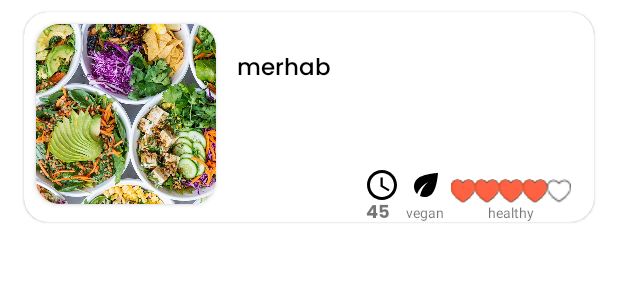
After one commit to yunuserbek/FoodWorld, an Android app: the layout item_menu.xml on its own in the app's theme, with its tools: preview values and no code run, on a phone screen of 412 x 824 dp. The commit adds this screen. Shown: the top 300 px of the screen. Run offline under Robolectric (Android 15) with nearby library versions, the phone set to English and light mode, and no system bars; network calls fail.

Commit message:
new features added

```diff
--- a/app/src/main/java/com/food/foodworld/ui/Category/CategoryAdapter.kt
+++ b/app/src/main/java/com/food/foodworld/ui/Category/CategoryAdapter.kt
@@ -1,15 +1,22 @@
 package com.food.foodworld.ui.Category
 
 
+import android.graphics.PorterDuff
+import android.graphics.drawable.Drawable
 import android.view.LayoutInflater
 import android.view.ViewGroup
+import android.widget.ImageView
+import androidx.core.content.ContextCompat
+import androidx.core.graphics.drawable.DrawableCompat
 import androidx.paging.PagingDataAdapter
 import androidx.recyclerview.widget.DiffUtil
-import androidx.recyclerview.widget.ListAdapter
 import androidx.recyclerview.widget.RecyclerView
 import com.bumptech.glide.Glide
 import com.food.common.model.RandomUIModel
-import com.food.foodworld.databinding.ItemCategoryDetailBinding
+import com.food.foodworld.R
+import com.food.foodworld.databinding.ItemMenuBinding
+import com.food.foodworld.utility.ColorText
+import com.food.foodworld.utility.setColor
 
 class CategoryAdapter() :
     PagingDataAdapter<RandomUIModel, CategoryAdapter.CategoryViewHolder>(DiffCallback) {
@@ -17,7 +24,7 @@ class CategoryAdapter() :
 
     override fun onCreateViewHolder(parent: ViewGroup, viewType: Int): CategoryViewHolder {
         val binding =
-            ItemCategoryDetailBinding.inflate(LayoutInflater.from(parent.context), parent, false)
+            ItemMenuBinding.inflate(LayoutInflater.from(parent.context), parent, false)
         return CategoryViewHolder(binding)
     }
 
@@ -25,11 +32,36 @@ class CategoryAdapter() :
         getItem(position)?.let { holder.bind(it) }
     }
 
-    inner class CategoryViewHolder(private var binding: ItemCategoryDetailBinding) :
+    inner class CategoryViewHolder(private var binding: ItemMenuBinding) :
         RecyclerView.ViewHolder(binding.root) {
 
         fun bind(item: RandomUIModel) {
             Glide.with(binding.root).load(item.image).into(binding.ivRecipe)
+            binding.tvNameRecipe.text = item.title
+            when (item.healthScore) {
+                in 1..24 -> binding.ratingBar.rating = 1f
+                in 25..39 -> binding.ratingBar.rating = 1.5f
+                in 40..44 -> binding.ratingBar.rating = 2f
+                in 45..59 -> binding.ratingBar.rating = 2.5f
+                in 60..64 -> binding.ratingBar.rating = 3f
+                in 65..79 -> binding.ratingBar.rating = 3.5f
+                in 80..84 -> binding.ratingBar.rating = 4f
+                in 85..92 -> binding.ratingBar.rating = 4.5f
+                else -> binding.ratingBar.rating = 5f
+
+            }
+            if (item.vegan){
+                binding.veganIcon.setColor(R.color.green)
+                binding.tvVegan.ColorText(R.color.green)
+            }else{
+                binding.veganIcon.setColor(R.color.gray400)
+                binding.tvVegan.ColorText(R.color.gray400)
+
+            }
+            binding.clockIcon.setColor(R.color.orange)
+            binding.tvClock.text = item.readyInMinutes.toString()
+            binding.tvClock.ColorText(R.color.black)
+
         }
     }
 
@@ -43,4 +75,5 @@ class CategoryAdapter() :
         override fun areContentsTheSame(oldItem: RandomUIModel, newItem: RandomUIModel) =
             oldItem == newItem
     }
+
 }
--- a/app/src/main/java/com/food/foodworld/ui/Category/CategoryFragment.kt
+++ b/app/src/main/java/com/food/foodworld/ui/Category/CategoryFragment.kt
@@ -2,6 +2,7 @@ package com.food.foodworld.ui.Category
 
 import android.os.Bundle
 import android.view.View
+import android.widget.Toast
 import androidx.fragment.app.Fragment
 import androidx.fragment.app.viewModels
 import androidx.lifecycle.lifecycleScope
@@ -31,11 +32,24 @@ class CategoryFragment : Fragment(R.layout.fragment_category) {
     }
 
     private fun collectData() = viewLifecycleOwner.lifecycleScope.launch {
+
         viewModel.category.collect { response ->
+            when(response) {
+                is CategoryUiState.Error -> {
+                    binding.animLoading.gone()
 
+                }
+                is CategoryUiState.Loading -> {
+                    binding.animLoading.visible()
+                }
+                is CategoryUiState.Success -> {
                     binding.animLoading.gone()
                     binding.rv.adapter = categoryAdapter
-                    categoryAdapter.submitData(response)
+                    categoryAdapter.submitData(response.data)
+                }
+            }
+
+
 
 
 
--- /dev/null
+++ b/app/src/main/java/com/food/foodworld/ui/Category/CategoryUiState.kt
@@ -0,0 +1,11 @@
+package com.food.foodworld.ui.Category
+
+import androidx.annotation.StringRes
+import androidx.paging.PagingData
+import com.food.common.model.RandomUIModel
+
+sealed class CategoryUiState {
+    object Loading : CategoryUiState()
+    data class Success(val data: PagingData<RandomUIModel>) : CategoryUiState()
+    data class Error(@StringRes val message: Int) : CategoryUiState()
+}
--- a/app/src/main/java/com/food/foodworld/ui/Category/CategoryVM.kt
+++ b/app/src/main/java/com/food/foodworld/ui/Category/CategoryVM.kt
@@ -2,30 +2,23 @@ package com.food.foodworld.ui.Category
 
 import androidx.lifecycle.ViewModel
 import androidx.lifecycle.viewModelScope
-import androidx.paging.PagingData
 import androidx.paging.cachedIn
-import com.food.common.Resource
-import com.food.common.model.RandomUIModel
 import com.food.domain.usecase.CategoryUseCase
 import dagger.hilt.android.lifecycle.HiltViewModel
-import kotlinx.coroutines.async
-import kotlinx.coroutines.awaitAll
 import kotlinx.coroutines.flow.MutableStateFlow
 import kotlinx.coroutines.flow.asStateFlow
 import kotlinx.coroutines.launch
+import javax.inject.Inject
 
-import javax.inject.Inject
 @HiltViewModel
 class CategoryVM @Inject constructor(private val categoryUseCase: CategoryUseCase) : ViewModel() {
-
-
-    private val _category = MutableStateFlow<PagingData<RandomUIModel>>(PagingData.empty())
-    val category = _category.asStateFlow()
+    private val _category = MutableStateFlow<CategoryUiState>(CategoryUiState.Loading)
+    val category get() = _category.asStateFlow()
 
     fun categoryFood(category:String) =viewModelScope.launch {
-
             categoryUseCase(20,category).cachedIn(viewModelScope).collect {
-                _category.emit(it)
+                _category.value = CategoryUiState.Loading
+                _category.value =CategoryUiState.Success(it)
 
         }
     }
--- a/app/src/main/java/com/food/foodworld/ui/home/HomeVM.kt
+++ b/app/src/main/java/com/food/foodworld/ui/home/HomeVM.kt
@@ -1,9 +1,7 @@
 package com.food.foodworld.ui.home
 
-import android.content.Context
 import androidx.lifecycle.ViewModel
 import androidx.lifecycle.viewModelScope
-import androidx.navigation.NavDirections
 import com.food.common.Resource
 import com.food.common.model.RandomUIModel
 import com.food.domain.model.Menu
--- a/app/src/main/java/com/food/foodworld/utility/Extensions.kt
+++ b/app/src/main/java/com/food/foodworld/utility/Extensions.kt
@@ -1,10 +1,13 @@
 package com.food.foodworld.utility
 
 import android.content.Context
+import android.graphics.PorterDuff
 import android.graphics.drawable.Drawable
 import android.view.View
 import android.widget.ImageView
+import android.widget.TextView
 import android.widget.Toast
+import androidx.core.content.ContextCompat
 import androidx.swiperefreshlayout.widget.CircularProgressDrawable
 import com.bumptech.glide.Glide
 import com.bumptech.glide.load.engine.DiskCacheStrategy
@@ -35,3 +38,10 @@ fun View.gone() {
 fun View.visible() {
     visibility = View.VISIBLE
 }
+//imageview render color
+fun ImageView.setColor(colorResId: Int) {
+    setColorFilter(ContextCompat.getColor(context, colorResId), PorterDuff.Mode.SRC_IN)
+}
+fun TextView.ColorText(colorResId: Int) {
+    setTextColor(ContextCompat.getColor(context, colorResId))
+}
--- /dev/null
+++ b/app/src/main/res/drawable/ic_clock_24.xml
@@ -0,0 +1,6 @@
+<vector android:height="24dp" android:tint="#000000"
+    android:viewportHeight="24" android:viewportWidth="24"
+    android:width="24dp" xmlns:android="http://schemas.android.com/apk/res/android">
+    <path android:fillColor="@android:color/white" android:pathData="M11.99,2C6.47,2 2,6.48 2,12s4.47,10 9.99,10C17.52,22 22,17.52 22,12S17.52,2 11.99,2zM12,20c-4.42,0 -8,-3.58 -8,-8s3.58,-8 8,-8 8,3.58 8,8 -3.58,8 -8,8z"/>
+    <path android:fillColor="@android:color/white" android:pathData="M12.5,7H11v6l5.25,3.15 0.75,-1.23 -4.5,-2.67z"/>
+</vector>
--- /dev/null
+++ b/app/src/main/res/drawable/ic_leaf_24.xml
@@ -0,0 +1,5 @@
+<vector android:height="24dp" android:tint="#000000"
+    android:viewportHeight="24" android:viewportWidth="24"
+    android:width="24dp" xmlns:android="http://schemas.android.com/apk/res/android">
+    <path android:fillColor="@android:color/white" android:pathData="M6.05,8.05c-2.73,2.73 -2.73,7.15 -0.02,9.88c1.47,-3.4 4.09,-6.24 7.36,-7.93c-2.77,2.34 -4.71,5.61 -5.39,9.32c2.6,1.23 5.8,0.78 7.95,-1.37C19.43,14.47 20,4 20,4S9.53,4.57 6.05,8.05z"/>
+</vector>
--- /dev/null
+++ b/app/src/main/res/drawable/rating.xml
@@ -0,0 +1,16 @@
+<?xml version="1.0" encoding="utf-8"?>
+<layer-list xmlns:android="http://schemas.android.com/apk/res/android">
+
+    <item
+        android:id="@android:id/background"
+        android:drawable="@drawable/rating_empty" />
+
+    <item
+        android:id="@android:id/secondaryProgress"
+
+        android:drawable="@drawable/rating_empty" />
+    <item
+        android:id="@android:id/progress"
+        android:drawable="@drawable/rating_fill" />
+
+</layer-list>
--- /dev/null
+++ b/app/src/main/res/drawable/rating_empty.xml
@@ -0,0 +1,19 @@
+<?xml version="1.0" encoding="utf-8"?>
+<selector xmlns:android="http://schemas.android.com/apk/res/android">
+
+    <item android:state_pressed="true"
+        android:state_window_focused="true"
+        android:drawable="@drawable/heart_empty"/>
+
+    <item android:state_focused="true"
+        android:state_window_focused="true"
+        android:drawable="@drawable/heart_empty"/>
+
+    <item android:state_selected="true"
+        android:width="50dp"
+        android:state_window_focused="true"
+        android:drawable="@drawable/heart_empty"/>
+
+    <item
+        android:drawable="@drawable/heart_empty"/>
+</selector>
--- /dev/null
+++ b/app/src/main/res/drawable/rating_fill.xml
@@ -0,0 +1,18 @@
+<?xml version="1.0" encoding="utf-8"?>
+<selector xmlns:android="http://schemas.android.com/apk/res/android">
+
+    <item android:state_pressed="true"
+        android:state_window_focused="true"
+        android:drawable="@drawable/heart_fill_"/>
+
+    <item android:state_focused="true"
+        android:state_window_focused="true"
+        android:drawable="@drawable/heart_fill_"/>
+
+    <item android:state_selected="true"
+        android:state_window_focused="true"
+        android:drawable="@drawable/heart_fill_"/>
+
+    <item
+        android:drawable="@drawable/heart_fill_"/>
+</selector>
--- a/app/src/main/res/layout/fragment_category.xml
+++ b/app/src/main/res/layout/fragment_category.xml
@@ -13,7 +13,7 @@
         app:lottie_autoPlay="true"
         app:lottie_loop="true"
         app:lottie_rawRes="@raw/loading"
-        android:visibility="gone"/>
+        android:visibility="visible"/>
 
     <androidx.recyclerview.widget.RecyclerView
         android:layout_width="match_parent"
--- /dev/null
+++ b/app/src/main/res/layout/item_menu.xml
@@ -0,0 +1,133 @@
+<?xml version="1.0" encoding="utf-8"?>
+<com.google.android.material.card.MaterialCardView xmlns:android="http://schemas.android.com/apk/res/android"
+    xmlns:app="http://schemas.android.com/apk/res-auto"
+    xmlns:tools="http://schemas.android.com/tools"
+    android:layout_width="match_parent"
+    android:layout_height="140dp"
+    android:layout_marginStart="16dp"
+    android:layout_marginLeft="16dp"
+    android:layout_marginTop="8dp"
+    android:layout_marginEnd="16dp"
+    android:layout_marginRight="16dp"
+    android:layout_marginBottom="8dp"
+    app:cardCornerRadius="16dp">
+
+    <RelativeLayout
+        android:layout_width="match_parent"
+        android:layout_height="wrap_content">
+
+        <androidx.cardview.widget.CardView
+            android:id="@+id/cv_image"
+            android:layout_width="120dp"
+            android:layout_height="120dp"
+            android:layout_margin="8dp"
+            app:cardCornerRadius="16dp">
+
+            <ImageView
+                android:id="@+id/iv_recipe"
+                android:layout_width="match_parent"
+                android:layout_height="wrap_content"
+                android:scaleType="centerCrop"
+                tools:src="@drawable/saladd" />
+        </androidx.cardview.widget.CardView>
+
+
+        <TextView
+            android:id="@+id/tv_name_recipe"
+            android:layout_width="match_parent"
+            android:layout_height="wrap_content"
+            android:layout_marginEnd="5dp"
+            android:layout_marginStart="6dp"
+            android:layout_marginTop="25dp"
+            android:text="merhab"
+            android:layout_toEndOf="@id/cv_image"
+            android:fontFamily="@font/poppins_medium"
+            android:maxLength="70"
+            android:minHeight="70dp"
+            android:maxLines="3"
+            android:textColor="@android:color/black"
+            android:textSize="15sp"
+
+            />
+
+        <androidx.appcompat.widget.AppCompatRatingBar
+            android:id="@+id/ratingBar"
+            style="@style/customRatingBar"
+            android:layout_width="wrap_content"
+            android:layout_height="16dp"
+            android:layout_below="@+id/tv_name_recipe"
+            android:layout_alignEnd="@+id/tv_name_recipe"
+            android:layout_alignBottom="@+id/tv_name_recipe"
+            android:layout_marginTop="16dp"
+            android:layout_marginBottom="-32dp"
+            android:max="5"
+            android:layout_marginEnd="10dp"
+            android:minWidth="316dp"
+            android:minHeight="136dp"
+            android:numStars="5"
+            android:rating="3.5"
+            android:stepSize="1"
+            />
+
+        <ImageView
+            android:id="@+id/veganIcon"
+            android:layout_width="wrap_content"
+            android:layout_height="wrap_content"
+            android:layout_below="@+id/tv_name_recipe"
+            android:layout_alignParentEnd="true"
+            android:layout_marginTop="8dp"
+            android:layout_marginEnd="100dp"
+            android:layout_marginBottom="6dp"
+            android:src="@drawable/ic_leaf_24" />
+
+        <TextView
+            android:id="@+id/tvVegan"
+            android:layout_width="wrap_content"
+            android:layout_height="wrap_content"
+            android:layout_alignParentEnd="true"
+            android:layout_alignParentBottom="true"
+            android:layout_marginEnd="100dp"
+            android:layout_marginBottom="1dp"
+            android:textSize="9sp"
+            android:text="vegan" />
+
+        <ImageView
+            android:id="@+id/clockIcon"
+            android:layout_width="wrap_content"
+            android:layout_height="wrap_content"
+            android:layout_below="@+id/tv_name_recipe"
+            android:layout_alignParentEnd="true"
+            android:layout_marginTop="8dp"
+            android:layout_marginEnd="129dp"
+            android:layout_marginBottom="6dp"
+
+            android:src="@drawable/ic_clock_24" />
+
+        <TextView
+            android:id="@+id/tvClock"
+            android:layout_width="wrap_content"
+            android:layout_height="10dp"
+            android:layout_alignParentEnd="true"
+            android:layout_alignParentBottom="true"
+            android:layout_marginTop="116dp"
+            android:layout_marginEnd="136dp"
+            android:text="45"
+            android:textSize="12sp"
+            android:layout_alignTop="@id/cv_image"
+            android:fontFamily="@font/poppins_bold"/>
+        <TextView
+            android:id="@+id/health"
+            android:layout_width="wrap_content"
+            android:layout_height="wrap_content"
+            android:layout_alignParentEnd="true"
+            android:layout_alignParentBottom="true"
+            android:layout_marginEnd="40dp"
+
+            android:textSize="9sp"
+            android:text="healthy" />
+
+
+
+    </RelativeLayout>
+
+</com.google.android.material.card.MaterialCardView>
--- a/app/src/main/res/values/colors.xml
+++ b/app/src/main/res/values/colors.xml
@@ -19,4 +19,7 @@
     <color name="rippleOnSurface">#1A000000</color>
     <color name="opaqueOverlay">#38000000</color>
     <color name="colorOnOverlay">#FFFFFF</color>
+    <color name="green">#00C980</color>
+    <color name="gray400">#9E9E9E</color>
+    <color name="orange">#FFA000</color>
 </resources>
--- a/app/src/main/res/values/themes.xml
+++ b/app/src/main/res/values/themes.xml
@@ -13,4 +13,8 @@
         <item name="android:statusBarColor">?attr/colorPrimaryVariant</item>
         <!-- Customize your theme here. -->
     </style>
+    <style name="customRatingBar" parent="@android:style/Widget.RatingBar">
+        <item name="android:progressDrawable">@drawable/rating</item>
+
+    </style>
 </resources>
--- a/common/src/main/java/com/food/common/model/RandomUIModel.kt
+++ b/common/src/main/java/com/food/common/model/RandomUIModel.kt
@@ -4,4 +4,6 @@ data class RandomUIModel (
     val id: Int,
     val image: String?,
     val title: String,
-    val healthScore: Int )
+    val healthScore: Int,
+    val vegan:Boolean,
+    val readyInMinutes:Int)
--- a/data/src/main/java/com/food/data/mapper/Mapper.kt
+++ b/data/src/main/java/com/food/data/mapper/Mapper.kt
@@ -9,6 +9,8 @@ fun List<Recipe>.RandomUIModelMap() = map {
         id = it.id?:0,
         image = it.image?:"",
         title = it.title?:"",
-        healthScore = it.healthScore ?: 0
+        healthScore = it.healthScore ?: 0,
+        vegan = it.vegan ?: false,
+        readyInMinutes = it.readyInMinutes ?: 0
     )
 }
```
Also changed, not shown: app/src/main/res/drawable/heart_empty.png (added), app/src/main/res/drawable/heart_fill_.png (added).
